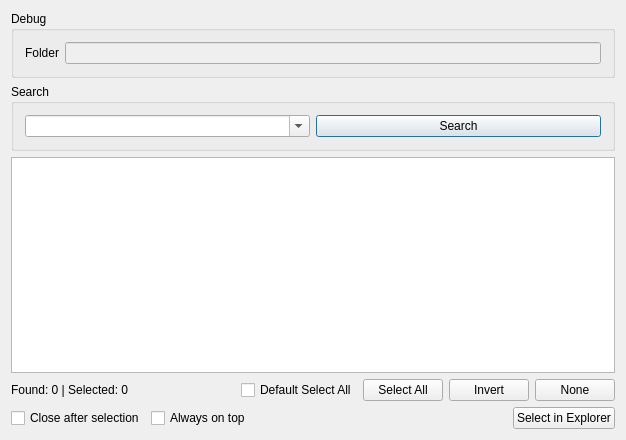
Old version of the form ExplorerSelector/QExplorerFinder.ui in the repository KHeresy/WindowsExplorerFinder.
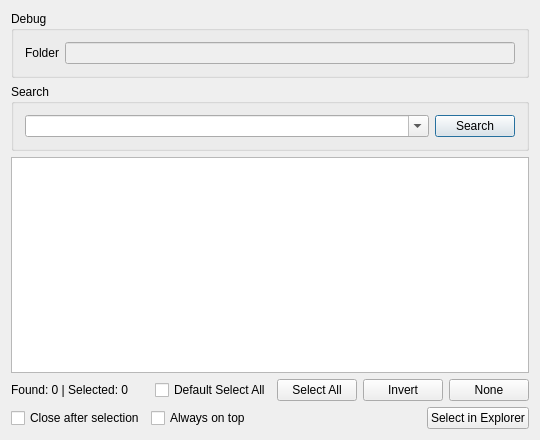
New version of the form.

Diff of the .ui file:
```diff
--- a/ExplorerSelector/QExplorerFinder.ui
+++ b/ExplorerSelector/QExplorerFinder.ui
@@ -6,7 +6,7 @@
    <rect>
     <x>0</x>
     <y>0</y>
-    <width>626</width>
+    <width>540</width>
     <height>440</height>
    </rect>
   </property>
@@ -54,6 +54,12 @@
         </item>
         <item>
          <widget class="QPushButton" name="btnSearch">
+          <property name="sizePolicy">
+           <sizepolicy hsizetype="Fixed" vsizetype="Fixed">
+            <horstretch>0</horstretch>
+            <verstretch>0</verstretch>
+           </sizepolicy>
+          </property>
           <property name="text">
            <string>Search</string>
           </property>
```
